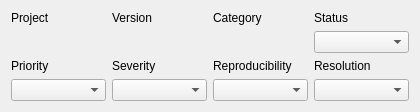
Before: the Qt Designer form tracker_uis/MantisDetails.ui in Entomologist/entomologist, drawn with Qt 5.
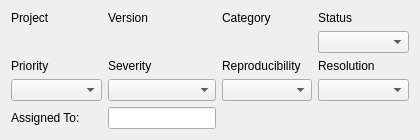
After: the same form once the commit is applied.

Diff of the .ui file:
```diff
--- a/tracker_uis/MantisDetails.ui
+++ b/tracker_uis/MantisDetails.ui
@@ -7,7 +7,7 @@
     <x>0</x>
     <y>0</y>
     <width>420</width>
-    <height>98</height>
+    <height>120</height>
    </rect>
   </property>
   <property name="windowTitle">
@@ -124,6 +124,23 @@
      </property>
     </widget>
    </item>
+   <item row="4" column="0">
+    <widget class="QLabel" name="assignedToLabel">
+     <property name="text">
+      <string>Assigned To:</string>
+     </property>
+    </widget>
+   </item>
+   <item row="4" column="1">
+    <widget class="QLineEdit" name="assignedToEdit">
+     <property name="sizePolicy">
+      <sizepolicy hsizetype="Preferred" vsizetype="Fixed">
+       <horstretch>0</horstretch>
+       <verstretch>0</verstretch>
+      </sizepolicy>
+     </property>
+    </widget>
+   </item>
   </layout>
  </widget>
  <resources/>
```
